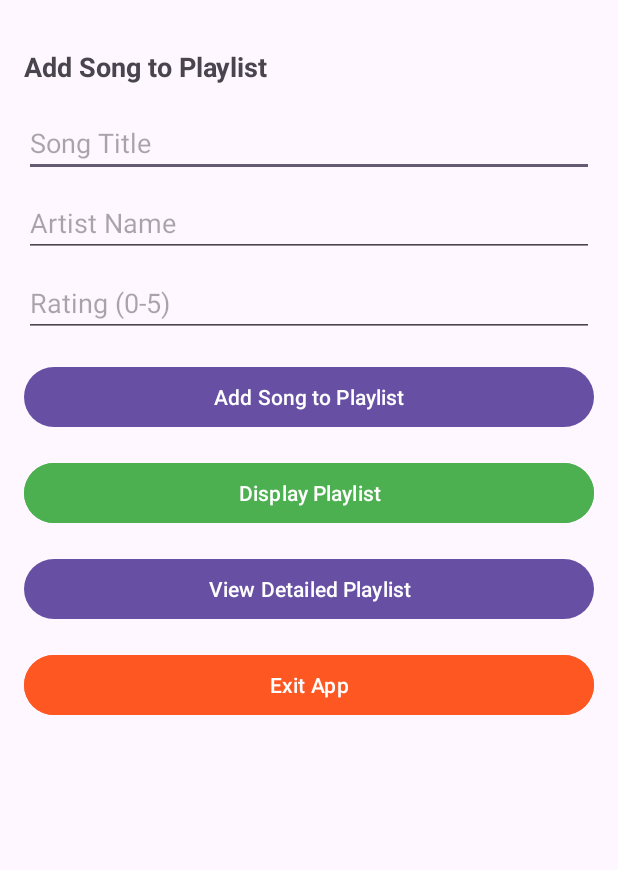
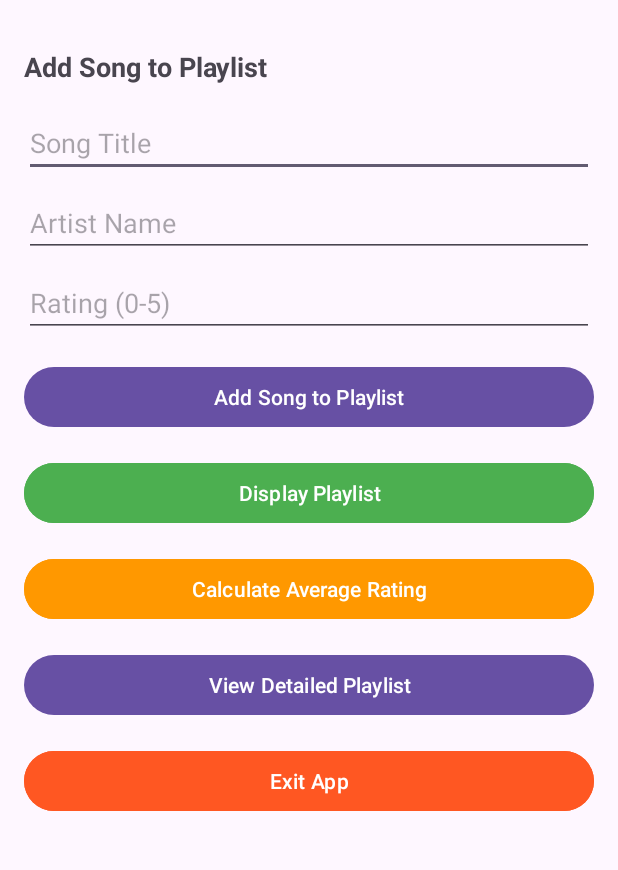
Before and after one commit to BakesTheDeveloper/My-Music-App, an Android app: the screen it shows after launch (MainActivity), on a phone screen of 412 x 824 dp, the part 73-943 px from its top. Run offline under Robolectric (Android 15) with nearby library versions, the phone set to English and light mode, and no system bars.

Commit message:
updates 👍🏽 fixes too

```diff
--- a/app/src/main/res/layout/activity_main.xml
+++ b/app/src/main/res/layout/activity_main.xml
@@ -61,6 +61,15 @@
         android:layout_marginBottom="16dp" />
 
     <Button
+        android:id="@+id/buttonAverageRating"
+        android:layout_width="match_parent"
+        android:layout_height="wrap_content"
+        android:text="Calculate Average Rating"
+        android:backgroundTint="#FF9800"
+        android:textColor="#FFFFFF"
+        android:layout_marginBottom="16dp" />
+
+    <Button
         android:id="@+id/buttonDetailedView"
         android:layout_width="match_parent"
         android:layout_height="wrap_content"
```
Also changed, not shown: app/src/main/java/com/example/mymusicapp/MainActivity.kt (+50 -0 lines).
